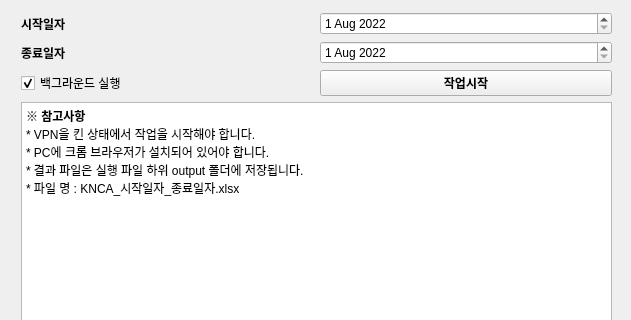
alsoj/sideproejct, file KNCA_crawler.ui: the form before one commit; both pictures show x 0 to 631 and y 0 to 320 of the 631 by 481 pixel window.
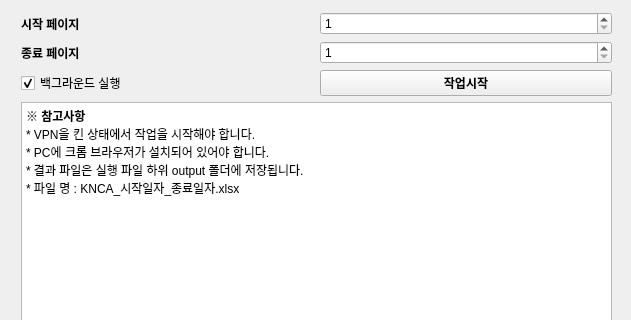
The form after the commit.

Commit message: modify KNCA crawler

What changed in the file:
```diff
--- a/KNCA_crawler.ui
+++ b/KNCA_crawler.ui
@@ -35,28 +35,14 @@
           </font>
          </property>
          <property name="text">
-          <string>시작일자</string>
+          <string>시작 페이지</string>
          </property>
         </widget>
        </item>
        <item>
-        <widget class="QDateEdit" name="input_start_ymd">
-         <property name="dateTime">
-          <datetime>
-           <hour>0</hour>
-           <minute>0</minute>
-           <second>0</second>
-           <year>2022</year>
-           <month>8</month>
-           <day>1</day>
-          </datetime>
-         </property>
-         <property name="date">
-          <date>
-           <year>2022</year>
-           <month>8</month>
-           <day>1</day>
-          </date>
+        <widget class="QSpinBox" name="spin_start_page">
+         <property name="minimum">
+          <number>1</number>
          </property>
         </widget>
        </item>
@@ -73,28 +59,14 @@
           </font>
          </property>
          <property name="text">
-          <string>종료일자</string>
+          <string>종료 페이지</string>
          </property>
         </widget>
        </item>
        <item>
-        <widget class="QDateEdit" name="input_end_ymd">
-         <property name="dateTime">
-          <datetime>
-           <hour>0</hour>
-           <minute>0</minute>
-           <second>0</second>
-           <year>2022</year>
-           <month>8</month>
-           <day>1</day>
-          </datetime>
-         </property>
-         <property name="date">
-          <date>
-           <year>2022</year>
-           <month>8</month>
-           <day>1</day>
-          </date>
+        <widget class="QSpinBox" name="spin_end_page">
+         <property name="minimum">
+          <number>1</number>
          </property>
         </widget>
        </item>
```
The commit also changes 2 other files.
